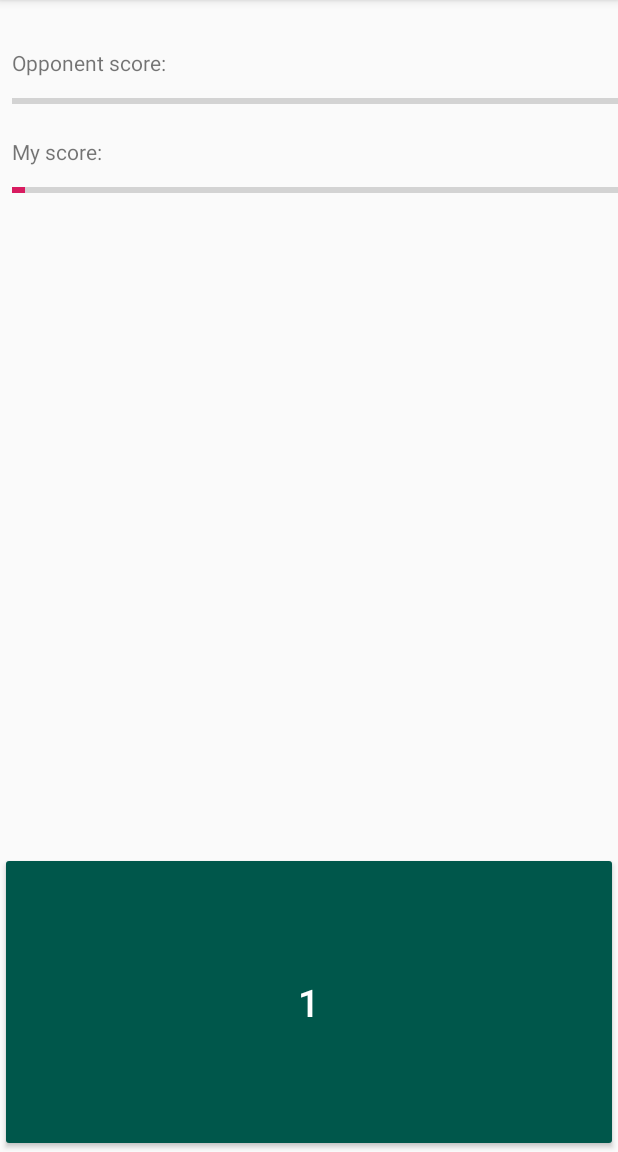
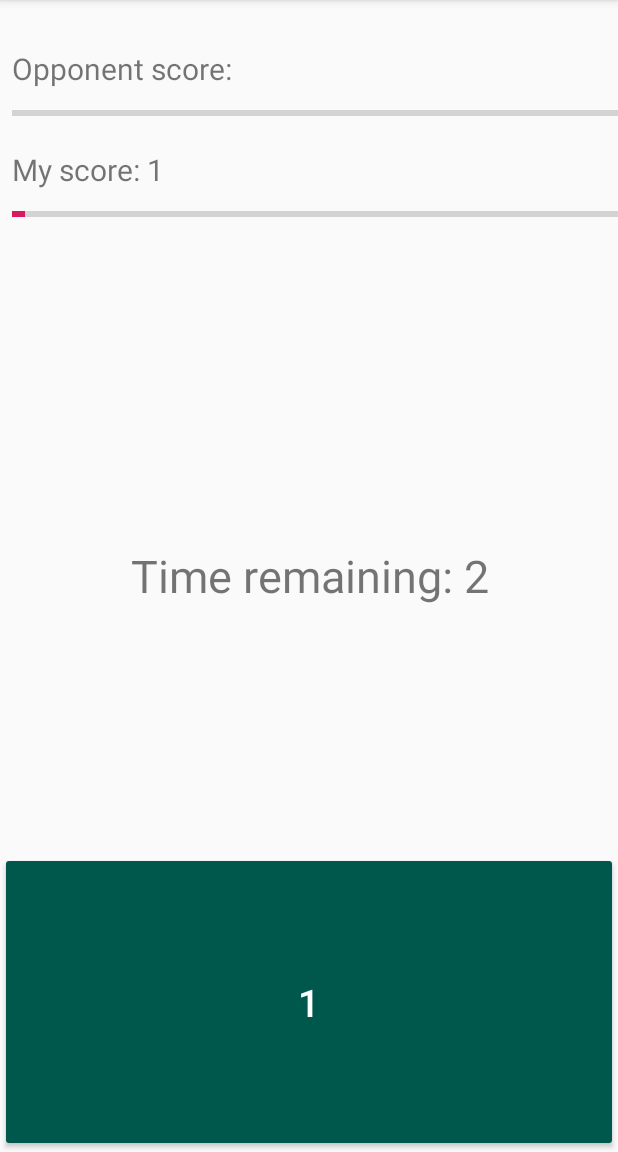
Before and after one commit to etao36/Celer-Android-SDK, an Android app: the FastClickGameActivity screen opened directly, with no data from a screen before it, after a tap on "CLICK ME AS FAST AS YOU CAN", on a phone screen of 412 x 824 dp, the part 84-1236 px from its top. Run offline under Robolectric (Android 15) with nearby library versions, the phone set to English and light mode, and no system bars; libraries missing offline, so code that uses them is left out: network.celer.celersdk, org.spongycastle.util; network calls fail; 1 statement that could not run was skipped.

Commit message:
added count down timer

```diff
--- a/MultiplayerGameSample/src/main/java/com/example/whoclicksfaster/FastClickGameActivity.kt
+++ b/MultiplayerGameSample/src/main/java/com/example/whoclicksfaster/FastClickGameActivity.kt
@@ -8,6 +8,8 @@ import android.view.View
 import kotlinx.android.synthetic.main.activity_fast_click_game.*
 import network.celer.celersdk.CAppCallback
 import org.spongycastle.util.encoders.Hex
+import android.os.CountDownTimer
+
 
 class FastClickGameActivity : AppCompatActivity() {
     private val TAG = "who clicks faster"
@@ -16,7 +18,11 @@ class FastClickGameActivity : AppCompatActivity() {
 
     var myScore = 0
 
+    var myFinalScore = 0
+
     var opponentScore = 0
+
+    var opponentFinalScore = 0
 
     var lock = false
 
@@ -31,32 +37,64 @@ class FastClickGameActivity : AppCompatActivity() {
         opponentScoreBar?.max = MAX
 
         CelerClientAPIHelper.initSession(this, GameGroupAPIHelper.groupResponse, callback)
+
+
+        object : CountDownTimer(6000, 1000) {
+
+            override fun onTick(millisUntilFinished: Long) {
+                countdownTimer.text = "Time remaining: " + millisUntilFinished / 1000
+            }
+
+            override fun onFinish() {
+                countdownTimer.text = "Time is up!"
+
+                if (!lock) {
+                    myFinalScore = myScore
+                    clickButton.text = "My Final Score: $myFinalScore"
+                    clickButton.isEnabled = false
+                    sendState()//send the final score
+                    lock = true
+                }
+            }
+        }.start()
+
+    }
+
+
+    private fun sendState() {
+
+        var state = ByteArray(4)
+
+        if (CelerClientAPIHelper.myIndex == 1) {
+            state[0] = myScore.toByte()
+            state[1] = opponentScore.toByte()
+
+            state[2] = myFinalScore.toByte()
+            state[3] = opponentFinalScore.toByte()
+
+        } else {
+            state[0] = opponentScore.toByte()
+            state[1] = myScore.toByte()
+
+            state[2] = opponentFinalScore.toByte()
+            state[3] = myFinalScore.toByte()
+        }
+
+        CelerClientAPIHelper.sendState(state)
     }
 
 
     fun clickMe(v: View) {
-        var state = ByteArray(3)
         myScore++
-        state[0] = 0x0
 
-        if (CelerClientAPIHelper.myIndex == 1) {
-            state[1] = myScore.toByte()
-            state[2] = opponentScore.toByte()
-        } else {
-            state[1] = opponentScore.toByte()
-            state[2] = myScore.toByte()
-        }
-
-        CelerClientAPIHelper.sendState(state)
+       // sendState()
 
         handler.post {
             clickButton.text = myScore.toString()
             myScoreBar.progress = myScore
-            if (!lock && myScore >= MAX) {
-                clickButton.text = "You win!"
-                clickButton.isEnabled = false
-                lock = true
-            }
+            myScoreText.text = "My score: $myScore"
+
+
         }
 
     }
@@ -71,30 +109,44 @@ class FastClickGameActivity : AppCompatActivity() {
 
             Log.d(TAG, "CelerClientAPIHelper.myIndex : ${CelerClientAPIHelper.myIndex}")
             Log.d(TAG, "CelerClientAPIHelper.opponentIndex : ${CelerClientAPIHelper.opponentIndex}")
-            Log.d(TAG, "Player 1 score: ${state!![1].toInt()}")
-            Log.d(TAG, "Player 2 score : ${state!![2].toInt()}")
+            Log.d(TAG, "Player 1 score: ${state!![0].toInt()}")
+            Log.d(TAG, "Player 2 score : ${state!![1].toInt()}")
 
             if (CelerClientAPIHelper.myIndex == 1) {
-                opponentScore = state!![2].toInt()
+                opponentScore = state!![1].toInt()
+                opponentFinalScore = state!![3].toInt()
             } else {
-                opponentScore = state!![1].toInt()
+                opponentScore = state!![0].toInt()
+                opponentFinalScore = state!![2].toInt()
             }
-
-            Log.d(TAG, "opponent score : $opponentScore")
-
 
             handler.post {
 
                 state?.let {
                     if (!lock) {
                         opponentScoreBar.progress = opponentScore
+                        opponentScoreText.text = "Opponent score: $opponentScore"
                     }
 
-                    if (!lock && opponentScore >= MAX) {
-                        clickButton.text = "You lost!"
-                        clickButton.isEnabled = false
-                        lock = true
+
+                }
+
+
+                Log.d(TAG, "opponent score : $opponentScore")
+
+                if (myFinalScore != 0 && opponentFinalScore != 0) {
+
+                    Log.d(TAG, "opponent final score : $opponentFinalScore")
+
+                    Log.d(TAG, "my final score : $opponentFinalScore")
+
+
+                    clickButton.text = when {
+                        myFinalScore > opponentFinalScore -> "YOU WIN! "
+                        myFinalScore < opponentFinalScore -> "YOU LOST! "
+                        else -> "DRAW GAME!"
                     }
+
                 }
 
 
--- a/MultiplayerGameSample/src/main/res/layout/activity_fast_click_game.xml
+++ b/MultiplayerGameSample/src/main/res/layout/activity_fast_click_game.xml
@@ -16,7 +16,7 @@
         android:layout_marginStart="8dp"
         android:layout_marginTop="8dp"
         app:layout_constraintStart_toStartOf="parent"
-        app:layout_constraintTop_toBottomOf="@+id/opponentScore"
+        app:layout_constraintTop_toBottomOf="@+id/opponentScoreText"
         />
 
     <ProgressBar
@@ -27,15 +27,16 @@
         android:layout_marginStart="8dp"
         android:layout_marginTop="8dp"
         app:layout_constraintStart_toStartOf="parent"
-        app:layout_constraintTop_toBottomOf="@+id/myScore"
+        app:layout_constraintTop_toBottomOf="@+id/myScoreText"
         />
 
     <TextView
-        android:id="@+id/myScore"
+        android:id="@+id/myScoreText"
         android:layout_width="wrap_content"
         android:layout_height="wrap_content"
         android:layout_marginStart="8dp"
         android:layout_marginTop="16dp"
+        android:textSize="20sp"
         android:text="My score:"
         app:layout_constraintBottom_toTopOf="@+id/myScoreBar"
         app:layout_constraintStart_toStartOf="parent"
@@ -43,16 +44,29 @@
         />
 
     <TextView
-        android:id="@+id/opponentScore"
+        android:id="@+id/opponentScoreText"
         android:layout_width="wrap_content"
         android:layout_height="wrap_content"
         android:layout_marginStart="8dp"
         android:layout_marginTop="32dp"
+        android:textSize="20sp"
         android:text="Opponent score:"
         app:layout_constraintStart_toStartOf="parent"
         app:layout_constraintTop_toTopOf="parent"
         />
 
+    <TextView
+        android:id="@+id/countdownTimer"
+        android:layout_width="match_parent"
+        android:layout_height="match_parent"
+        android:layout_margin="8dp"
+        android:text="5"
+        android:gravity="center"
+        android:textSize="30sp"
+        app:layout_constraintStart_toStartOf="parent"
+        app:layout_constraintTop_toBottomOf="@+id/myScoreText"
+        app:layout_constraintBottom_toTopOf="@+id/clickButton"
+        />
 
     <Button
         android:id="@+id/clickButton"
--- a/OffchainPaymentSample/src/main/java/com/example/payment/MainActivity.kt
+++ b/OffchainPaymentSample/src/main/java/com/example/payment/MainActivity.kt
@@ -41,7 +41,7 @@ class MainActivity : AppCompatActivity() {
         // Init Celer Client
         try {
             client = Celersdk.newClient(keyStoreString, passwordStr, profileStr)
-        } catch(e: Exception) {
+        } catch (e: Exception) {
             addLog("Init Celer Client Error: ${e.localizedMessage}")
         }
 
@@ -57,8 +57,8 @@ class MainActivity : AppCompatActivity() {
         // check if an address has joined Celer Network
         try {
             receiverAddr = "0x2718aaa01fc6fa27dd4d6d06cc569c4a0f34d399"
-            val hasJoin = client?.hasJoinedCeler(receiverAddr)
-            addLog("hasJoin: $hasJoin")
+            val hasJoined = client?.hasJoinedCeler(receiverAddr)
+            addLog("hasJoined$hasJoined")
         } catch (e: Exception) {
             addLog("check Error: ${e.localizedMessage}")
         }
```
